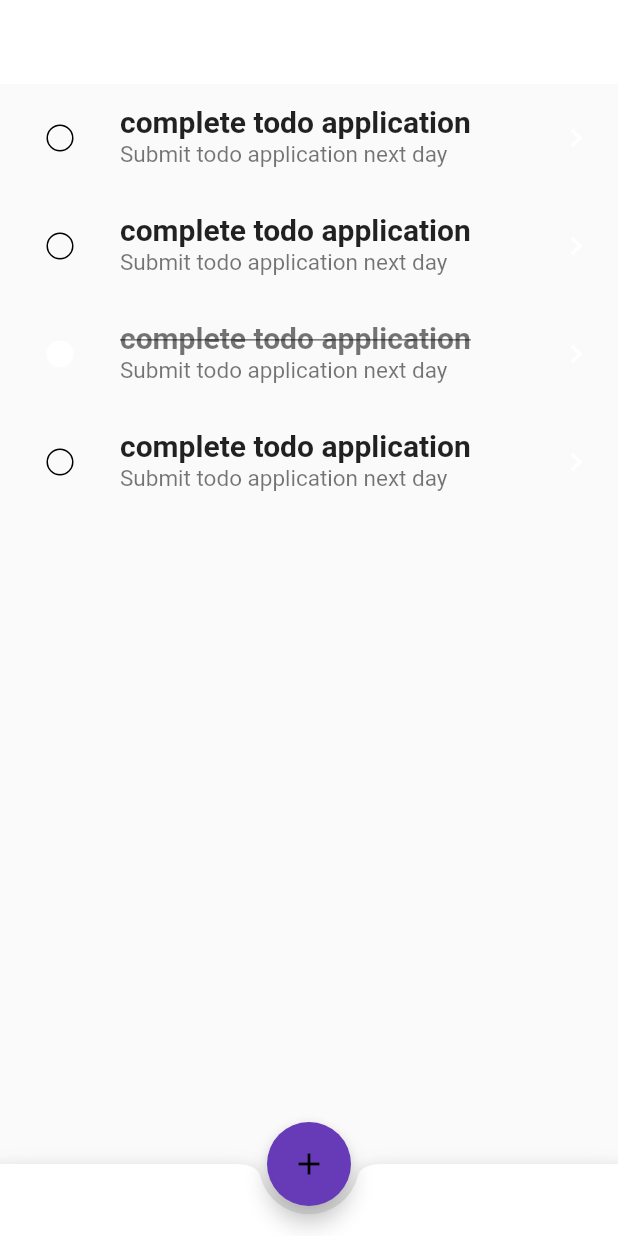
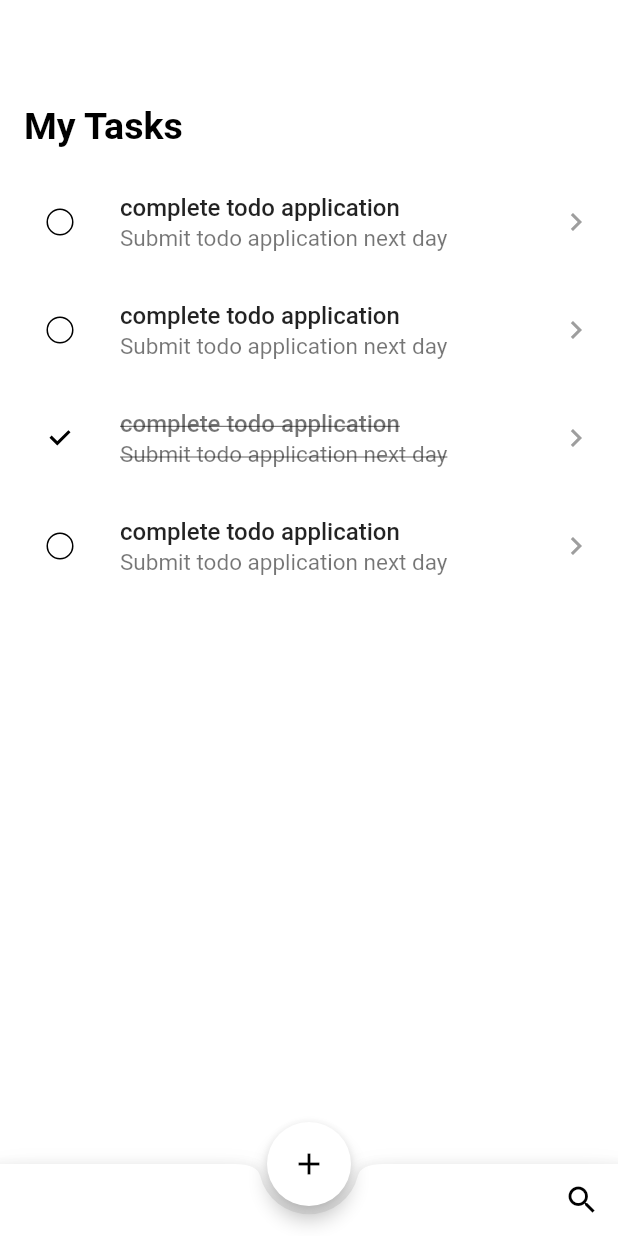
Before and after one commit to ShirishAryal/todo, a Flutter app: the screen it shows after launch, on a phone screen of 412 x 824 dp. Run offline on Flutter 3.47's test engine with Material 2 defaults, Android fonts, the phone set to English and light mode, and no system bars; our stand-ins replace bloc, equatable, flutter_bloc, rxdart.

Commit message:
completed task button added

```diff
--- a/lib/app/themes/app_theme.dart
+++ b/lib/app/themes/app_theme.dart
@@ -1,4 +1,5 @@
 import 'package:flutter/material.dart';
+import 'package:flutter/services.dart';
 
 // const appcolor = Color(0xFFA020F0);
 const appcolor = Color(0xFFFFFFFF);
@@ -7,9 +8,11 @@ class AppTheme {
   static ThemeData get light {
     return ThemeData(
         primaryColor: appcolor,
+        scaffoldBackgroundColor: appcolor,
         appBarTheme: const AppBarTheme(
+            systemOverlayStyle: SystemUiOverlayStyle(statusBarColor: Colors.white, statusBarIconBrightness: Brightness.dark),
             color: appcolor,
-      ),
+            titleTextStyle: TextStyle(color: Colors.black, fontSize: 25, fontWeight: FontWeight.bold)),
         colorScheme: ColorScheme.fromSwatch(
           accentColor: appcolor,
         ),
@@ -17,13 +20,15 @@ class AppTheme {
           behavior: SnackBarBehavior.floating,
         ),
         iconTheme: const IconThemeData(
-        color: appcolor,
+          color: Colors.black,
         ),
+        // primaryIconTheme: const IconThemeData(color: Colors.black),
+        // listTileTheme: const ListTileThemeData(iconColor: Colors.black),
         textTheme: const TextTheme(
           titleMedium: TextStyle(fontSize: 20, fontWeight: FontWeight.bold),
           bodyMedium: TextStyle(fontSize: 15),
         ),
-    );
+        floatingActionButtonTheme: const FloatingActionButtonThemeData(backgroundColor: appcolor, elevation: 5));
   }
 
   static ThemeData get dark {
--- a/lib/todo/bloc/todo_event.dart
+++ b/lib/todo/bloc/todo_event.dart
@@ -18,3 +18,16 @@ class TodoDeleted extends TodoEvent {
   @override
   List<Object> get props => [todo];
 }
+
+class TodoCompleted extends TodoEvent {
+  const TodoCompleted({
+    required this.todo,
+    required this.completed,
+  });
+
+  final Todo todo;
+  final bool completed;
+
+  @override
+  List<Object> get props => [todo, completed];
+}
--- a/lib/todo/view/home_page.dart
+++ b/lib/todo/view/home_page.dart
@@ -8,7 +8,7 @@ class HomePage extends StatelessWidget {
   Widget build(BuildContext context) {
     return Scaffold(
       appBar: AppBar(
-        title: const Text('Todo'),
+        // title: const Text('Todo'),
         elevation: 0,
       ),
       body: const HomeView(),
@@ -23,7 +23,6 @@ class HomePage extends StatelessWidget {
         ),
       ),
       floatingActionButton: FloatingActionButton(
-        backgroundColor: Colors.deepPurple,
         child: const Icon(Icons.add),
         onPressed: () {},
       ),
--- a/lib/todo/view/home_view.dart
+++ b/lib/todo/view/home_view.dart
@@ -1,3 +1,5 @@
+import 'dart:developer';
+
 import 'package:flutter/material.dart';
 import 'package:flutter_bloc/flutter_bloc.dart';
 import 'package:todo/todo/widgets/todo_list_view.dart';
@@ -25,6 +27,10 @@ class TodosView extends StatelessWidget {
   @override
   Widget build(BuildContext context) {
     return Scaffold(
+      appBar: AppBar(
+        title: const Text('My Tasks'),
+        elevation: 0,
+      ),
       body: BlocListener<TodoBloc, TodoState>(
         listenWhen: (previous, current) => previous.status != current.status,
         listener: (context, state) {
@@ -55,12 +61,13 @@ class TodosView extends StatelessWidget {
               itemBuilder: (context, index) => TodoListTile(
                     todo: state.todos[index],
                     onToggleCompleted: (isCompleted) {
-                      // context.read<TodoBloc>().add(
-                      //       TodosOverviewTodoCompletionToggled(
-                      //         todo: todo,
-                      //         isCompleted: isCompleted,
-                      //       ),
-                      //     );
+                      log(isCompleted.toString());
+                      context.read<TodoBloc>().add(
+                            TodoCompleted(
+                              todo: state.todos[index],
+                              completed: isCompleted,
+                            ),
+                          );
                     },
                     onDismissed: (_) {
                       // context
@@ -68,6 +75,7 @@ class TodosView extends StatelessWidget {
                       //     .add(TodosOverviewTodoDeleted(todo));
                     },
                     onTap: () {
+                      log('Tap');
                       // Navigator.of(context).push(
                       //   EditTodoPage.route(initialTodo: todo),
                       // );
--- a/lib/todo/widgets/todo_list_view.dart
+++ b/lib/todo/widgets/todo_list_view.dart
@@ -20,6 +20,7 @@ class TodoListTile extends StatelessWidget {
   Widget build(BuildContext context) {
     final theme = Theme.of(context);
     final captionColor = theme.textTheme.caption?.color;
+    // final captionColor = Colors.red;
 
     return Dismissible(
       key: Key('todoListTile_dismissible_${todo.id}'),
@@ -37,25 +38,39 @@ class TodoListTile extends StatelessWidget {
       child: ListTile(
         onTap: onTap,
         title: Text(
-          todo.task!,
+          todo.task,
           maxLines: 1,
           overflow: TextOverflow.ellipsis,
-          style: !todo.completed!
-              ? null
+          style: !todo.completed
+              ? const TextStyle(fontSize: 16, fontWeight: FontWeight.w500)
               : TextStyle(
+                  fontSize: 16,
+                  fontWeight: FontWeight.w500,
                   color: captionColor,
                   decoration: TextDecoration.lineThrough,
                 ),
         ),
-        subtitle: Text(todo.description!, maxLines: 1, overflow: TextOverflow.ellipsis),
+        subtitle: Text(
+          todo.description,
+          maxLines: 1,
+          overflow: TextOverflow.ellipsis,
+          style: todo.completed ? const TextStyle(decoration: TextDecoration.lineThrough) : null,
+        ),
         iconColor: Theme.of(context).primaryColor,
         leading: Checkbox(
-          side: const BorderSide(width: 1),
+          activeColor: Colors.transparent,
+          side: const BorderSide(width: 1, color: Colors.black),
           shape: const CircleBorder(side: BorderSide.none),
-          value: todo.completed!,
+          checkColor: Colors.black,
+          value: todo.completed,
           onChanged: onToggleCompleted == null ? null : (value) => onToggleCompleted!(value!),
         ),
-        trailing: onTap == null ? null : const Icon(Icons.chevron_right),
+        trailing: onTap == null
+            ? null
+            : const Icon(
+                Icons.chevron_right,
+                color: Colors.grey,
+              ),
       ),
     );
   }
--- a/packages/local_storage/lib/src/local_storage.dart
+++ b/packages/local_storage/lib/src/local_storage.dart
@@ -18,13 +18,13 @@ class LocalStorage extends TodoApi {
       description: 'Submit todo application next day',
     ),
     Todo(
-      id: '2',
+      id: '3',
       task: 'complete todo application',
       description: 'Submit todo application next day',
       completed: true,
     ),
     Todo(
-      id: '2',
+      id: '4',
       task: 'complete todo application',
       description: 'Submit todo application next day',
     )
--- a/packages/todo_api/lib/src/models/todo_model.dart
+++ b/packages/todo_api/lib/src/models/todo_model.dart
@@ -1,24 +1,96 @@
-class Todo {
-  String? id;
-  String? task;
-  String? description;
-  bool? completed;
+// import 'package:equatable/equatable.dart';
 
-  Todo({this.id, this.task, this.description, this.completed = false});
+// class Todo extends Equatable {
+//   String? id;
+//   String? task;
+//   String? description;
+//   bool? completed;
 
-  Todo.fromJson(Map<String, dynamic> json) {
-    id = json['id'];
-    task = json['task'];
-    description = json['description'];
-    completed = json['completed'];
+//   Todo({this.id, this.task, this.description, this.completed = false});
+
+//   Todo.fromJson(Map<String, dynamic> json) {
+//     id = json['id'];
+//     task = json['task'];
+//     description = json['description'];
+//     completed = json['completed'];
+//   }
+
+//   Map<String, dynamic> toJson() {
+//     final Map<String, dynamic> data = <String, dynamic>{};
+//     data['id'] = id;
+//     data['task'] = task;
+//     data['description'] = description;
+//     data['completed'] = completed;
+//     return data;
+//   }
+
+//   Todo copyWith({
+//     String? id,
+//     String? task,
+//     String? description,
+//     bool? completed,
+//   }) {
+//     return Todo(
+//       id: id ?? this.id,
+//       task: task ?? this.task,
+//       description: description ?? this.description,
+//       completed: completed ?? this.completed,
+//     );
+//   }
+
+//   @override
+//   List<Object> get props => [id!, task!, description!, completed!];
+// }
+
+import 'dart:convert';
+
+import 'package:equatable/equatable.dart';
+
+Todo todoFromMap(String str) => Todo.fromMap(json.decode(str));
+
+String todoToMap(Todo data) => json.encode(data.toMap());
+
+class Todo extends Equatable {
+  Todo({
+    required this.id,
+    required this.task,
+    required this.description,
+    this.completed = false,
+  });
+
+  String id;
+  String task;
+  String description;
+  bool completed;
+
+  factory Todo.fromMap(Map<String, dynamic> json) => Todo(
+        id: json["id"],
+        task: json["task"],
+        description: json["description"],
+        completed: json["completed"],
+      );
+
+  Map<String, dynamic> toMap() => {
+        "id": id,
+        "task": task,
+        "description": description,
+        "completed": completed,
+      };
+
+  Todo copyWith({
+    String? id,
+    String? title,
+    String? description,
+    bool? completed,
+  }) {
+    return Todo(
+      id: id ?? this.id,
+      task: title ?? task,
+      description: description ?? this.description,
+      completed: completed ?? completed!,
+    );
   }
 
-  Map<String, dynamic> toJson() {
-    final Map<String, dynamic> data = <String, dynamic>{};
-    data['id'] = id;
-    data['task'] = task;
-    data['description'] = description;
-    data['completed'] = completed;
-    return data;
-  }
+  @override
+  List<Object> get props => [id, task, description, completed];
 }
--- a/packages/todo_api/pubspec.yaml
+++ b/packages/todo_api/pubspec.yaml
@@ -7,9 +7,11 @@ environment:
   sdk: ">=2.16.2 <3.0.0"
   flutter: ">=1.17.0"
 
+
 dependencies:
   flutter:
     sdk: flutter
+  equatable: ^2.0.5
 
 dev_dependencies:
   flutter_test:
```
Also changed, not shown: lib/todo/bloc/todo_bloc.dart (+10 -1 lines). Lines whose indentation alone changed are shown as unchanged.
